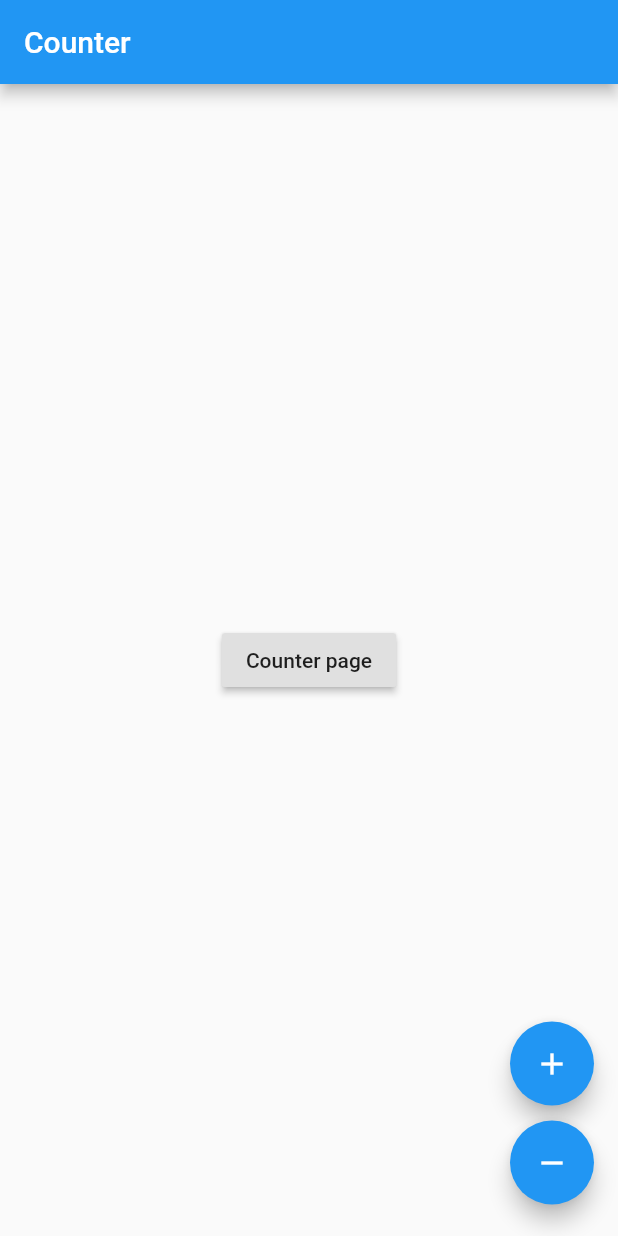
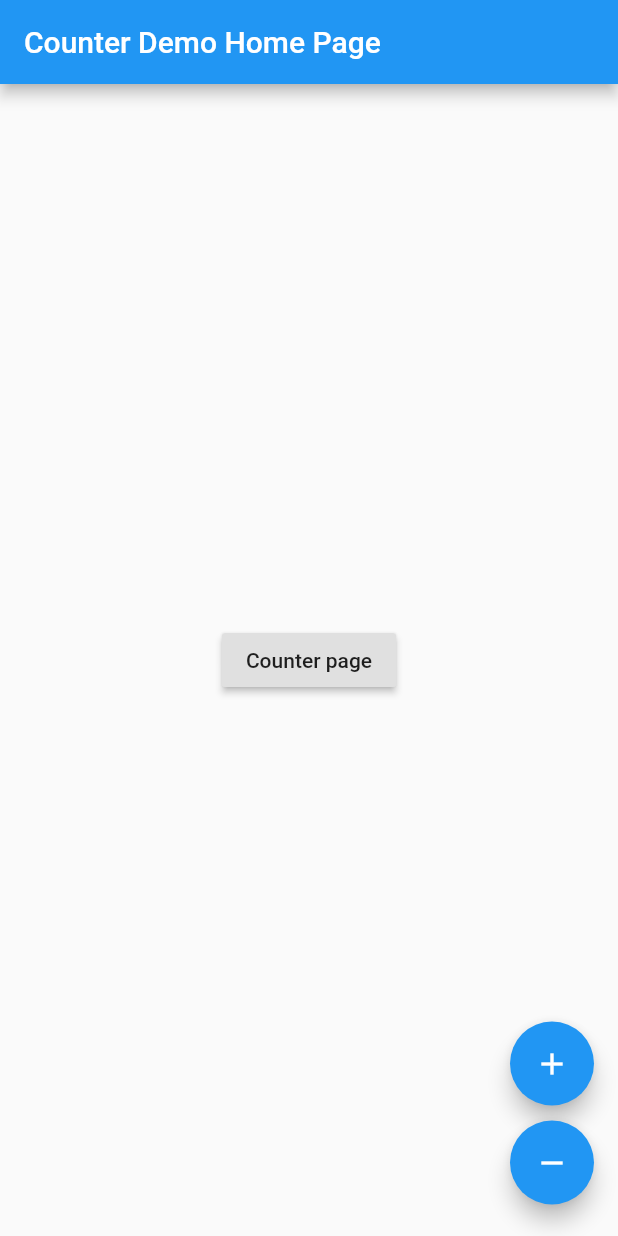
Before and after one commit to GrigK/tut_counter_bloc, a Flutter app: the screen it shows after launch, on a phone screen of 412 x 824 dp. Run offline on Flutter 3.47's test engine with Material 2 defaults, Android fonts, the phone set to English and light mode, and no system bars; our stand-ins replace bloc, flutter_bloc.

```diff
--- a/lib/home/home_page.dart
+++ b/lib/home/home_page.dart
@@ -21,7 +21,7 @@ class HomePage extends StatelessWidget {
 
     final CounterBloc counterBloc = BlocProvider.of<CounterBloc>(context);
     return Scaffold(
-      appBar: AppBar(title: Text('Counter')),
+      appBar: AppBar(title: Text(S.of(context).titleHomePage)),
       body: Center(
         child: RaisedButton(
           onPressed: () {
```
Also changed, not shown: lib/counter/counter_page.dart (+14 -3 lines).
